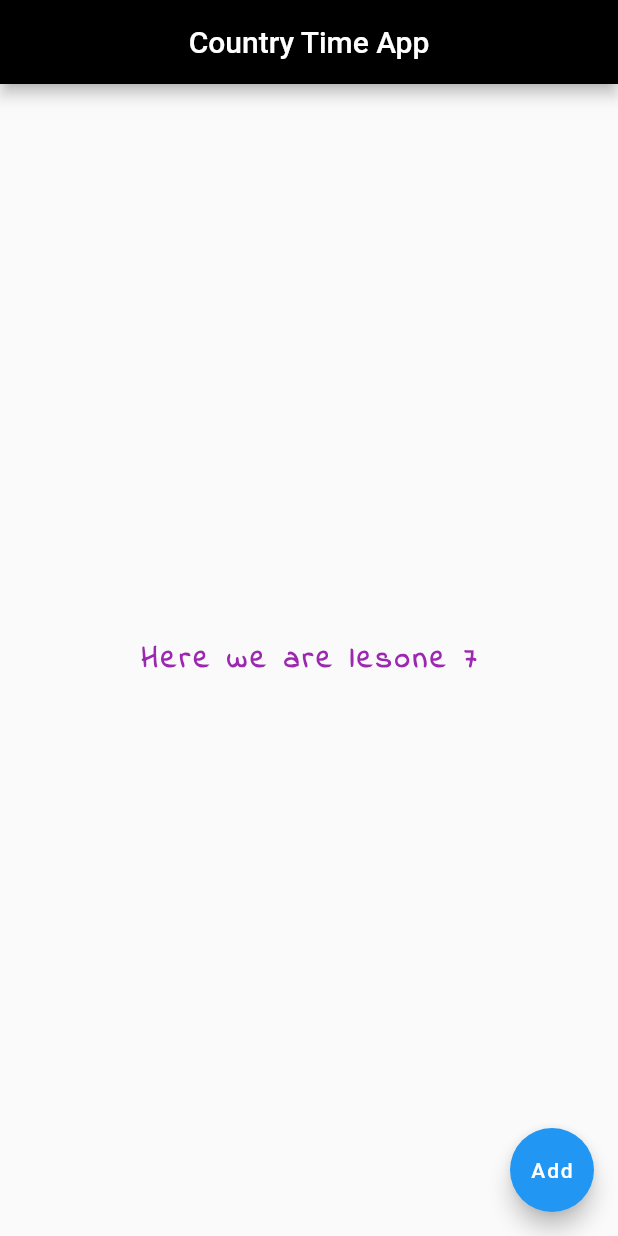
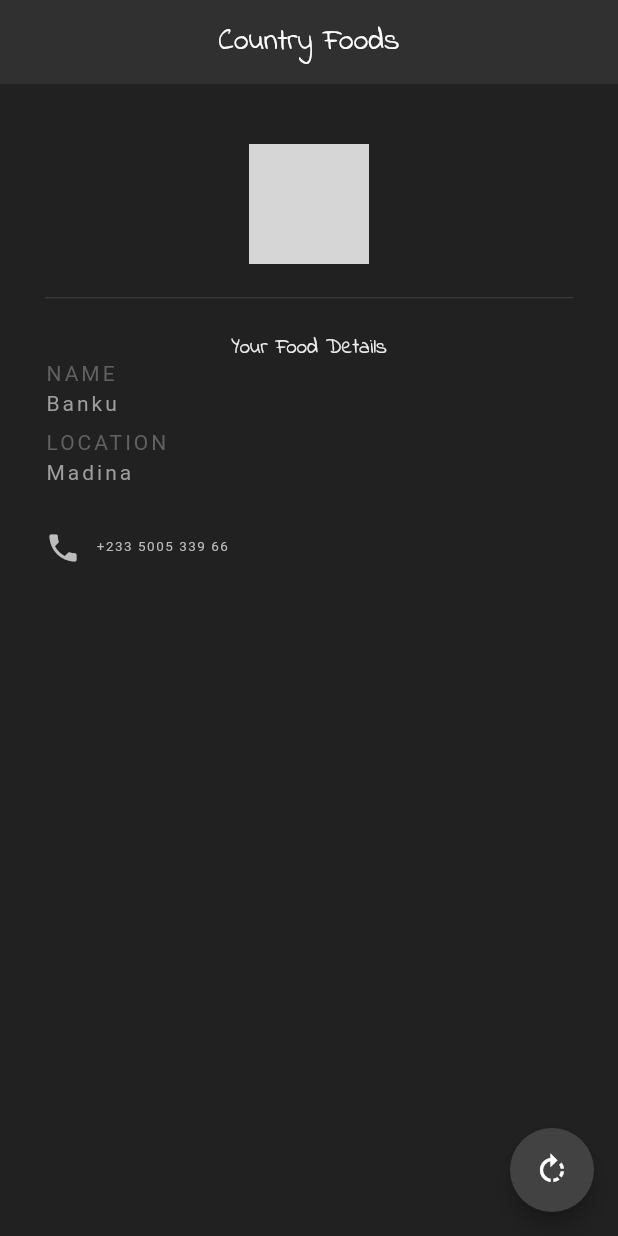
Before and after one commit to andicooxy/country-timer-flutter, a Flutter app: the screen it shows after launch, on a phone screen of 412 x 824 dp. Run offline on Flutter 3.47's test engine with Material 2 defaults, Android fonts, the phone set to English and light mode, and no system bars; grey boxes are pictures that could not be loaded.

Commit message:
[update] on food things

```diff
--- a/lib/main.dart
+++ b/lib/main.dart
@@ -1,4 +1,10 @@
+
+
 import 'package:country_times/services/home.dart';
 import 'package:flutter/material.dart';
 
-void main() => runApp(MaterialApp(home: Home()));
+
+void main() => runApp(MaterialApp(
+  debugShowCheckedModeBanner: false,
+  home: Home(),
+));
--- /dev/null
+++ b/lib/models/food.dart
@@ -0,0 +1,7 @@
+class Food {
+  String name;
+  String location;
+  String phone;
+  String avater ;
+  Food({this.name,this.avater,this.location,this.phone}) ;
+}
--- a/lib/services/home.dart
+++ b/lib/services/home.dart
@@ -1,30 +1,119 @@
+
+import 'dart:math';
+
+import 'package:country_times/models/food.dart';
 import 'package:flutter/material.dart';
-import 'package:flutter/widgets.dart';
 
-class Home extends StatelessWidget{
+class Home extends StatefulWidget{
   @override
+  _HomeState createState() => _HomeState();
+}
+
+class _HomeState extends State<Home> {
+  List<Food> foods= [
+    Food(name: "Banku",phone: "+233 5005 339 66",avater: "space-1.jpg", location: "Madina"),
+    Food(name: "Gob3",phone: "+233 5005 339 00",avater: "space-2.jpg", location: "Fafa's place"),
+    Food(name: "Kofi Broke Man",phone: "+233 4005 339 99", location: "Bayere Junction"),
+    Food(name: "Jollof", location: "Bayere Juncion",avater: "logo.jpeg", phone: "+233 5445 337 66"),
+    Food(name: "Fufu", location: "Dzorulo Primary School", phone: "+233 5005 339 91"),
+    Food(name: "Fried Yam", location: "Bayir3 junction", phone: "+233 4995 339 66"),
+  ];
+  int quantity = 0;
+    @override
   Widget build(BuildContext context) {
-    // TODO: implement build
-    return Scaffold(
+      return Scaffold(
+      backgroundColor: Colors.grey[900],
       appBar: AppBar(
-        title: Text("Country Time App"),
+        title: Text("Country Foods",
+          style: TextStyle(
+                 fontFamily: "IndieFlower",
+        ),),
+        backgroundColor: Colors.grey[850],
         centerTitle: true,
-        backgroundColor: Colors.black,
-      ) ,
-      body: Center(
-        child: Text("Here we are lesone 7",
-            style: TextStyle(
-              fontWeight: FontWeight.bold,
-              fontFamily: "IndieFlower",
-              color: Colors.purple,
-              letterSpacing: 2.3,
-              fontSize: 20.0
+        elevation: 0.0,
+
+      ),
+      body: Padding(
+        padding: const EdgeInsets.fromLTRB(30, 40, 30, 0),
+        child: Column(
+         crossAxisAlignment: CrossAxisAlignment.start,
+         children: <Widget>[
+           Center(
+             child: CircleAvatar(
+               radius: 40.0,
+               backgroundImage: AssetImage("logo.jpeg"),
+               ),
+           ),
+           Divider(
+             color: Colors.grey[800],
+             height: 45.0,),
+           Center(
+             child:Text( "Your Food Details",
+             style: TextStyle(
+               color: Colors.grey[200],
+               fontFamily: "IndieFlower",
+             ),
+             ),
+            ),
+            Text(
+              "NAME",
+              style: TextStyle(
+                color: Colors.grey[700],
+                letterSpacing: 2.0),
+            ),
+            SizedBox(height: 4.0,),
+            Text(
+              "${foods[quantity].name}",
+              style: TextStyle(
+                color: Colors.grey[500],
+                letterSpacing: 2.0
+              ),
+            ),
+            SizedBox(height: 10.0,),
+            Text(
+              "LOCATION",
+              style: TextStyle(
+                color: Colors.grey[700],
+                letterSpacing: 2.0),
+            ),
+            SizedBox(height: 4.0,),
+            Text(
+              "${foods[quantity].location}",
+              style: TextStyle(
+                color: Colors.grey[500],
+                letterSpacing: 2.0
+              ),
+            ),
+            SizedBox(height: 30.0),
+            Row(
+              children: <Widget>[
+                Icon(
+                  Icons.phone,
+                  color: Colors.grey[400],
+                ),
+                SizedBox(width: 10.0),
+                Text(
+                  '${foods[quantity].phone}',
+                  style: TextStyle(
+                    color: Colors.grey[400],
+                    fontSize: 9.0,
+                    letterSpacing: 1.0,
+                  ),
+                )
+              ],
+            ),
+         ],
         ),
-      ),),
+      ),
       floatingActionButton: FloatingActionButton(
-        onPressed: (){ print("you clicked me");},
-        child: Text("Add"),),
+        child: Icon(Icons.rotate_right),
+        onPressed: (){
+          setState(() {
+            quantity = quantity == 5 ? 0 : quantity+=1;
+          });
+        },
+        backgroundColor: Colors.grey[800],
+      ),
     );
   }
-
 }
--- a/pubspec.yaml
+++ b/pubspec.yaml
@@ -42,10 +42,8 @@ flutter:
   uses-material-design: true
 
   # To add assets to your application, add an assets section, like this:
-  # assets:
-  #  - images/a_dot_burr.jpeg
-  #  - images/a_dot_ham.jpeg
-
+  assets:
+   - assets/
   # An image asset can refer to one or more resolution-specific "variants", see
   # https://flutter.dev/assets-and-images/#resolution-aware.
 
```
Also changed, not shown: assets/logo.jpeg (added), assets/space-1.jpg (added), assets/space-2.jpg (added), assets/space-3.jpg (added).
